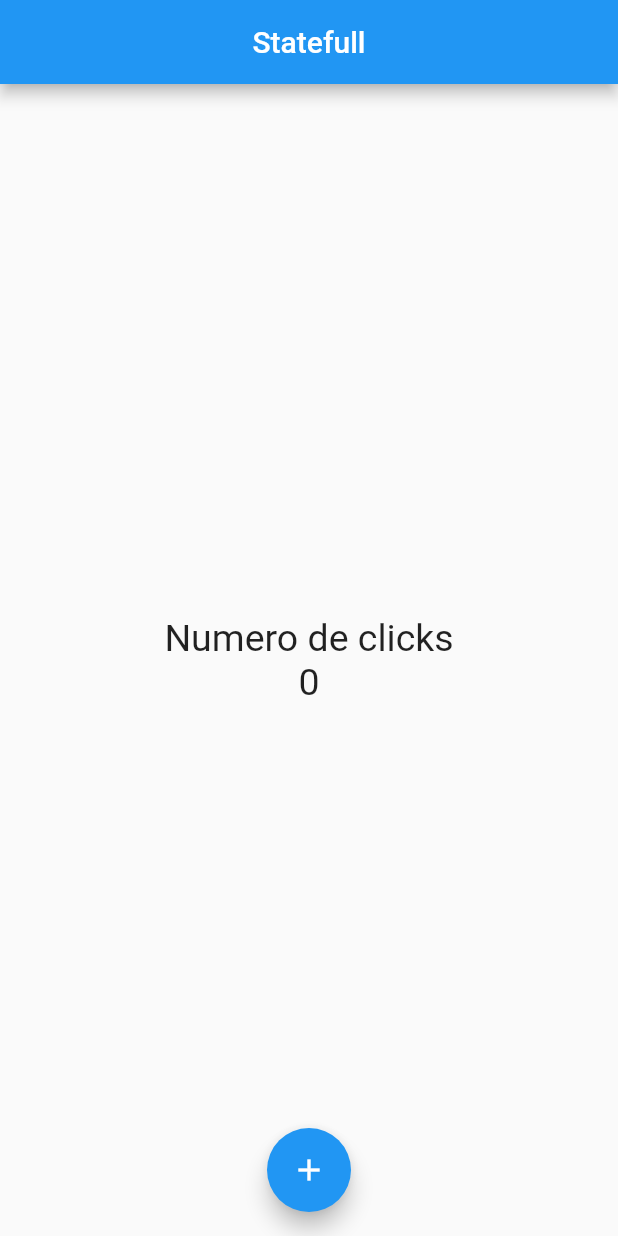
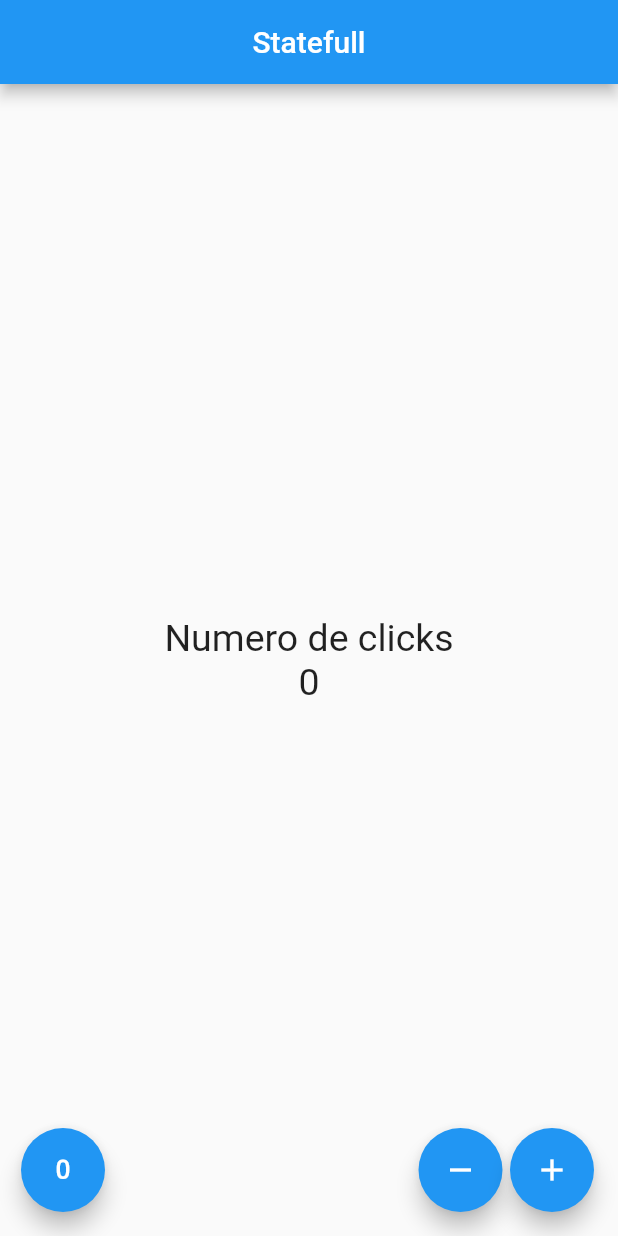
Before and after one commit to ecalderac/ejemplos-flutter, a Flutter app: the screen it shows after launch, on a phone screen of 412 x 824 dp. Run offline on Flutter 3.47's test engine with Material 2 defaults, Android fonts, the phone set to English and light mode, and no system bars.

Commit message:
Segundo Commit

```diff
--- a/lib/src/pages/contador_page.dart
+++ b/lib/src/pages/contador_page.dart
@@ -31,20 +31,45 @@ class _ContadorPageState extends State<ContadorPage>{
           ],
           )
       ),
-      floatingActionButtonLocation: FloatingActionButtonLocation.centerFloat,
-      floatingActionButton: FloatingActionButton(
-        child: Icon(Icons.add),
-        onPressed: () {
-          //el codigo puede ir dentro o afuera de la funcion set state da lo mismo
-          //La funcion setstate sirve para q el widget se redibuje, si la sacmos seguira funcionando pero hayq  actualizar con hot reload acada rato
-          setState(() {
-            _conteo++;
-          });
-
-        },
-      ),
+      floatingActionButton: _crearBotones()
     );
   }
 
 
+  //este widget me permite añadir varios botones
+  Widget _crearBotones(){
+
+    return Row(
+      mainAxisAlignment: MainAxisAlignment.end,
+      children: <Widget>[
+        SizedBox(width: 30),
+        FloatingActionButton(child: Icon(Icons.exposure_zero), onPressed: _reset),
+        Expanded(child: SizedBox()),
+        FloatingActionButton(child: Icon(Icons.remove), onPressed: _sustraer),
+        SizedBox( width: 5.0 ),
+        FloatingActionButton(child: Icon(Icons.add), onPressed: _agregar ),
+      ],
+    );
+
+  }
+
+  //funcionalidad de los botones
+  void _agregar(){
+    setState(() {
+      _conteo++;
+    });
+  }
+
+  //esta funcion es la misma que las otras solo que se abrevia de esta manera
+  void _sustraer(){
+  setState(() => _conteo--);
+  }
+
+  void _reset(){
+  setState(() {
+    _conteo = 0;
+  });
+  }
+
+
 }
```
Also changed, not shown: 1 other file.
